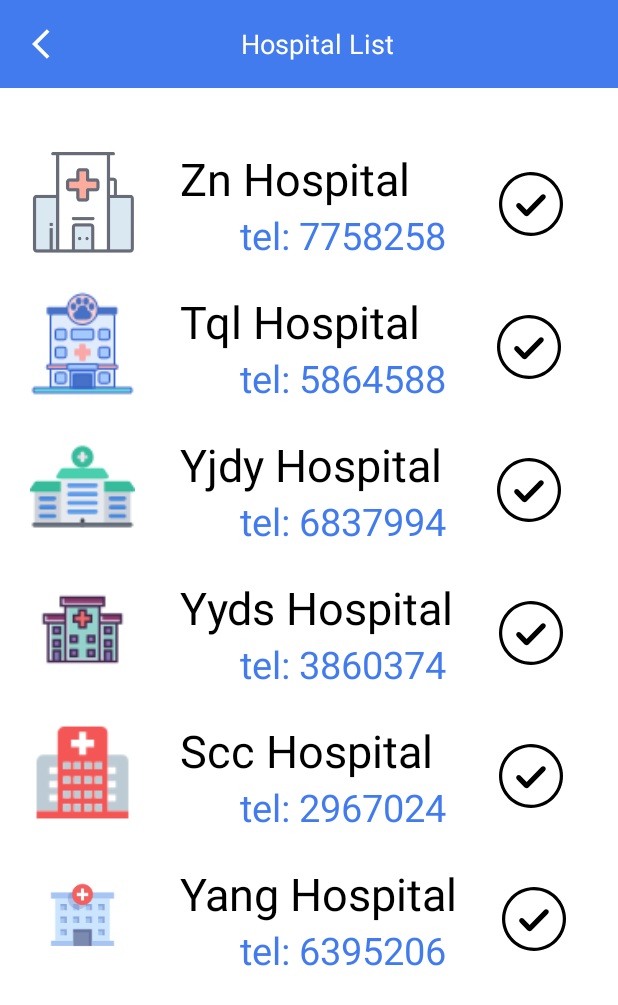
After one commit to loahpotato/welfare_system, an Android app: the HospitalListActivity screen opened directly, with no data from a screen before it, on a phone screen of 412 x 824 dp. The commit adds this screen. Shown: the top 1005 px of the screen. Run offline under Robolectric (Android 15) with nearby library versions, the phone set to English and light mode, and no system bars.

Commit message:
体检预约页新增选择医院功能

```diff
--- a/app/src/main/AndroidManifest.xml
+++ b/app/src/main/AndroidManifest.xml
@@ -12,7 +12,8 @@
         android:roundIcon="@mipmap/ic_launcher_round"
         android:supportsRtl="true"
         android:theme="@style/Theme.WelfareHomesManagementSystem">
-        <activity android:name=".Activity.HomeFunction.HealthCheckActivity"></activity>
+        <activity android:name=".Activity.HomeFunction.HospitalListActivity"></activity>
+        <activity android:name=".Activity.HomeFunction.HealthCheckActivity" />
         <activity android:name=".Activity.MainActivity" />
         <activity android:name=".Activity.LoginActivity">
             <intent-filter>
--- a/app/src/main/java/com/example/welfarehomesmanagementsystem/Activity/HomeFunction/HealthCheckActivity.java
+++ b/app/src/main/java/com/example/welfarehomesmanagementsystem/Activity/HomeFunction/HealthCheckActivity.java
@@ -1,9 +1,13 @@
 package com.example.welfarehomesmanagementsystem.Activity.HomeFunction;
 
+import androidx.annotation.Nullable;
 import androidx.appcompat.app.AppCompatActivity;
 
+import android.app.Activity;
 import android.app.DatePickerDialog;
+import android.content.Intent;
 import android.os.Bundle;
+import android.os.Message;
 import android.view.View;
 import android.widget.Button;
 import android.widget.DatePicker;
@@ -25,7 +29,7 @@ import java.util.Calendar;
 public class HealthCheckActivity extends AppCompatActivity implements DatePickerDialog.OnDateSetListener{
     EditText date,name,age,contact,hospital;
     Button submit;
-    TextView chooseDate;
+    TextView chooseDate,chooseHospital;
     private DbHelper_HealthCheck DB;
     @Override
     protected void onCreate(Bundle savedInstanceState) {
@@ -37,12 +41,31 @@ public class HealthCheckActivity extends AppCompatActivity implements DatePicker
         date = findViewById(R.id.appoint_date);
         age = findViewById(R.id.patients_age);
         contact = findViewById(R.id.contact_number);
-        hospital = findViewById(R.id.hospital_addr);
+        hospital = findViewById(R.id.hospital_name);
         submit = findViewById(R.id.healthcheck_submit);
         DB = new DbHelper_HealthCheck(this);
+        chooseHospital = findViewById(R.id.hospi_select);
+        chooseHospital.setOnClickListener(new View.OnClickListener() {
+            @Override
+            public void onClick(View v) {
+                Intent i = new Intent(HealthCheckActivity.this,HospitalListActivity.class);
+                startActivityForResult(i,1);
+            }
+        });
+
         AddData();
 
     };
+
+    @Override
+    protected void onActivityResult(int requestCode, int resultCode, @Nullable Intent data) {
+        super.onActivityResult(requestCode, resultCode, data);
+        if (requestCode == 1 && resultCode == 3) {
+            String result = data.getStringExtra("result");
+            hospital.setText(result);
+        }
+    }
+
     public void AddData(){
         submit.setOnClickListener(new View.OnClickListener() {
             @Override
--- /dev/null
+++ b/app/src/main/java/com/example/welfarehomesmanagementsystem/Activity/HomeFunction/HospitalListActivity.java
@@ -0,0 +1,82 @@
+package com.example.welfarehomesmanagementsystem.Activity.HomeFunction;
+
+import androidx.appcompat.app.AppCompatActivity;
+
+import android.content.Intent;
+import android.icu.text.CaseMap;
+import android.os.Bundle;
+import android.text.Layout;
+import android.view.View;
+import android.widget.EditText;
+import android.widget.ImageButton;
+import android.widget.TextView;
+
+import com.example.welfarehomesmanagementsystem.R;
+import com.example.welfarehomesmanagementsystem.widget.TitleLayout;
+
+public class HospitalListActivity extends AppCompatActivity implements View.OnClickListener {
+    ImageButton ib1,ib2,ib3,ib4,ib5,ib6;
+    TextView tv1,tv2,tv3,tv4,tv5,tv6;
+    EditText et;
+    String message;
+    @Override
+    protected void onCreate(Bundle savedInstanceState) {
+        super.onCreate(savedInstanceState);
+        setContentView(R.layout.activity_hospital_list);
+
+        TitleLayout t = findViewById(R.id.hospital_list_title);
+        t.setT(R.string.hospital_list);
+        ib1 = findViewById(R.id.hospital1_btn);
+        ib2 = findViewById(R.id.hospital2_btn);
+        ib3 = findViewById(R.id.hospital3_btn);
+        ib4 = findViewById(R.id.hospital4_btn);
+        ib5 = findViewById(R.id.hospital5_btn);
+        ib6 = findViewById(R.id.hospital6_btn);
+
+        tv1 = findViewById(R.id.hospital1_tel);
+        tv2 = findViewById(R.id.hospital2_tel);
+        tv3 = findViewById(R.id.hospital3_tel);
+        tv4 = findViewById(R.id.hospital4_tel);
+        tv5 = findViewById(R.id.hospital5_tel);
+        tv6 = findViewById(R.id.hospital6_tel);
+
+        et = findViewById(R.id.hospital_name);
+
+        ib1.setOnClickListener(this);
+        ib2.setOnClickListener(this);
+        ib3.setOnClickListener(this);
+        ib4.setOnClickListener(this);
+        ib5.setOnClickListener(this);
+        ib6.setOnClickListener(this);
+
+
+    }
+
+    @Override
+    public void onClick(View v) {
+        switch (v.getId()){
+            case R.id.hospital1_btn:
+                message = "Zn hospital";
+                break;
+            case R.id.hospital2_btn:
+                message="Tql hospital";
+                break;
+            case R.id.hospital3_btn:
+                message="Yjdy hospital";
+                break;
+            case R.id.hospital4_btn:
+                message="Yzdy hospital";
+                break;
+            case R.id.hospital5_btn:
+                message="Scc hospital";
+                break;
+            case R.id.hospital6_btn:
+                message="Yang hospital";
+                break;
+        }
+        Intent i = new Intent();
+        i.putExtra("result",message);
+        setResult(3,i);
+        finish();
+    }
+}
--- a/app/src/main/res/layout/activity_health_check.xml
+++ b/app/src/main/res/layout/activity_health_check.xml
@@ -167,7 +167,7 @@
         android:layout_height="wrap_content"
         android:orientation="horizontal">
         <EditText
-            android:id="@+id/hospital_addr"
+            android:id="@+id/hospital_name"
             android:layout_marginStart="15dp"
             android:layout_width="290dp"
             android:layout_height="wrap_content"
@@ -179,7 +179,7 @@
             android:text="Select"
             android:textColor="@color/blue"
             android:textSize="20dp"
-            android:id="@+id/tv_select"
+            android:id="@+id/hospi_select"
             android:layout_marginStart="30dp"></TextView>
     </LinearLayout>
 
--- /dev/null
+++ b/app/src/main/res/layout/activity_hospital_list.xml
@@ -0,0 +1,264 @@
+<?xml version="1.0" encoding="utf-8"?>
+<LinearLayout xmlns:android="http://schemas.android.com/apk/res/android"
+    xmlns:app="http://schemas.android.com/apk/res-auto"
+    xmlns:tools="http://schemas.android.com/tools"
+    android:orientation="vertical"
+    android:layout_width="match_parent"
+    android:layout_height="match_parent"
+    tools:context=".Activity.HomeFunction.HospitalListActivity">
+    <com.example.welfarehomesmanagementsystem.widget.TitleLayout
+        android:id="@+id/hospital_list_title"
+        android:layout_width="match_parent"
+        android:layout_height="wrap_content"/>
+
+    <LinearLayout
+        android:padding="20dp"
+        android:layout_width="match_parent"
+        android:layout_height="match_parent"
+        android:orientation="vertical">
+
+        <LinearLayout
+            android:layout_marginTop="20dp"
+            android:layout_width="match_parent"
+            android:layout_height="wrap_content"
+            android:orientation="horizontal"
+            android:layout_marginBottom="20dp">
+            <ImageView
+                android:layout_width="70dp"
+                android:layout_height="70dp"
+                android:src="@mipmap/hospital1"></ImageView>
+            <LinearLayout
+                android:layout_width="wrap_content"
+                android:layout_height="wrap_content"
+                android:orientation="vertical"
+                android:layout_marginStart="30dp"
+                android:layout_marginEnd="20dp">
+                <TextView
+                    android:layout_width="wrap_content"
+                    android:layout_height="wrap_content"
+                    android:text="Zn Hospital"
+                    android:textSize="30dp"
+                    android:textColor="@color/black"></TextView>
+                <TextView
+                    android:layout_marginStart="40dp"
+                    android:layout_width="wrap_content"
+                    android:layout_height="wrap_content"
+                    android:text="tel: 7758258"
+                    android:textSize="25dp"
+                    android:textColor="@color/blue"
+                    android:id="@+id/hospital1_tel">
+                </TextView>
+            </LinearLayout>
+            <ImageButton
+                android:id="@+id/hospital1_btn"
+                android:layout_marginStart="15dp"
+                android:background="@color/white"
+                android:layout_width="wrap_content"
+                android:layout_height="wrap_content"
+                android:src="@mipmap/select"
+                android:layout_gravity="center"></ImageButton>
+        </LinearLayout>
+        <LinearLayout
+            android:layout_width="match_parent"
+            android:layout_height="wrap_content"
+            android:orientation="horizontal"
+            android:layout_marginBottom="20dp">
+            <ImageView
+                android:layout_width="70dp"
+                android:layout_height="70dp"
+                android:src="@mipmap/hospital2"></ImageView>
+            <LinearLayout
+                android:layout_width="wrap_content"
+                android:layout_height="wrap_content"
+                android:orientation="vertical"
+                android:layout_marginStart="30dp"
+                android:layout_marginEnd="20dp">
+                <TextView
+                    android:layout_width="wrap_content"
+                    android:layout_height="wrap_content"
+                    android:text="Tql Hospital"
+                    android:textSize="30dp"
+                    android:textColor="@color/black"></TextView>
+                <TextView
+                    android:layout_marginStart="40dp"
+                    android:layout_width="wrap_content"
+                    android:layout_height="wrap_content"
+                    android:text="tel: 5864588"
+                    android:textSize="25dp"
+                    android:textColor="@color/blue"
+                    android:id="@+id/hospital2_tel">
+                </TextView>
+            </LinearLayout>
+            <ImageButton
+                android:id="@+id/hospital2_btn"
+                android:layout_marginStart="14dp"
+                android:background="@color/white"
+                android:layout_width="wrap_content"
+                android:layout_height="wrap_content"
+                android:src="@mipmap/select"
+                android:layout_gravity="center"></ImageButton>
+        </LinearLayout>
+        <LinearLayout
+            android:layout_width="match_parent"
+            android:layout_height="wrap_content"
+            android:orientation="horizontal"
+            android:layout_marginBottom="20dp">
+            <ImageView
+                android:layout_width="70dp"
+                android:layout_height="70dp"
+                android:src="@mipmap/hospital3"></ImageView>
+            <LinearLayout
+                android:layout_width="wrap_content"
+                android:layout_height="wrap_content"
+                android:orientation="vertical"
+                android:layout_marginStart="30dp"
+                android:layout_marginEnd="20dp">
+                <TextView
+                    android:layout_width="wrap_content"
+                    android:layout_height="wrap_content"
+                    android:text="Yjdy Hospital"
+                    android:textSize="30dp"
+                    android:textColor="@color/black"></TextView>
+                <TextView
+                    android:layout_marginStart="40dp"
+                    android:layout_width="wrap_content"
+                    android:layout_height="wrap_content"
+                    android:text="tel: 6837994"
+                    android:textSize="25dp"
+                    android:textColor="@color/blue"
+                    android:id="@+id/hospital3_tel">
+                </TextView>
+            </LinearLayout>
+            <ImageButton
+                android:id="@+id/hospital3_btn"
+                android:layout_marginStart="14dp"
+                android:background="@color/white"
+                android:layout_width="wrap_content"
+                android:layout_height="wrap_content"
+                android:src="@mipmap/select"
+                android:layout_gravity="center"></ImageButton>
+        </LinearLayout>
+        <LinearLayout
+            android:layout_width="match_parent"
+            android:layout_height="wrap_content"
+            android:orientation="horizontal"
+            android:layout_marginBottom="20dp">
+            <ImageView
+                android:layout_width="70dp"
+                android:layout_height="70dp"
+                android:src="@mipmap/hospital4"></ImageView>
+            <LinearLayout
+                android:layout_width="wrap_content"
+                android:layout_height="wrap_content"
+                android:orientation="vertical"
+                android:layout_marginStart="30dp"
+                android:layout_marginEnd="20dp">
+                <TextView
+                    android:layout_width="wrap_content"
+                    android:layout_height="wrap_content"
+                    android:text="Yyds Hospital"
+                    android:textSize="30dp"
+                    android:textColor="@color/black"></TextView>
+                <TextView
+                    android:layout_marginStart="40dp"
+                    android:layout_width="wrap_content"
+                    android:layout_height="wrap_content"
+                    android:text="tel: 3860374"
+                    android:textSize="25dp"
+                    android:textColor="@color/blue"
+                    android:id="@+id/hospital4_tel">
+                </TextView>
+            </LinearLayout>
+            <ImageButton
+                android:id="@+id/hospital4_btn"
+                android:layout_marginStart="10dp"
+                android:background="@color/white"
+                android:layout_width="wrap_content"
+                android:layout_height="wrap_content"
+                android:src="@mipmap/select"
+                android:layout_gravity="center"></ImageButton>
+        </LinearLayout>
+        <LinearLayout
+            android:layout_width="match_parent"
+            android:layout_height="wrap_content"
+            android:orientation="horizontal"
+            android:layout_marginBottom="20dp">
+            <ImageView
+                android:layout_width="70dp"
+                android:layout_height="70dp"
+                android:src="@mipmap/hospital5"></ImageView>
+            <LinearLayout
+                android:layout_width="wrap_content"
+                android:layout_height="wrap_content"
+                android:orientation="vertical"
+                android:layout_marginStart="30dp"
+                android:layout_marginEnd="20dp">
+                <TextView
+                    android:layout_width="wrap_content"
+                    android:layout_height="wrap_content"
+                    android:text="Scc Hospital"
+                    android:textSize="30dp"
+                    android:textColor="@color/black"></TextView>
+                <TextView
+                    android:layout_marginStart="40dp"
+                    android:layout_width="wrap_content"
+                    android:layout_height="wrap_content"
+                    android:text="tel: 2967024"
+                    android:textSize="25dp"
+                    android:textColor="@color/blue"
+                    android:id="@+id/hospital5_tel">
+                </TextView>
+            </LinearLayout>
+            <ImageButton
+                android:id="@+id/hospital5_btn"
+                android:layout_marginStart="15dp"
+                android:background="@color/white"
+                android:layout_width="wrap_content"
+                android:layout_height="wrap_content"
+                android:src="@mipmap/select"
+                android:layout_gravity="center"></ImageButton>
+        </LinearLayout>
+        <LinearLayout
+            android:layout_width="match_parent"
+            android:layout_height="wrap_content"
+            android:orientation="horizontal"
+            android:layout_marginBottom="20dp">
+            <ImageView
+                android:layout_width="70dp"
+                android:layout_height="70dp"
+                android:src="@mipmap/hospital6"></ImageView>
+            <LinearLayout
+                android:layout_width="wrap_content"
+                android:layout_height="wrap_content"
+                android:orientation="vertical"
+                android:layout_marginStart="30dp"
+                android:layout_marginEnd="20dp">
+                <TextView
+                    android:layout_width="wrap_content"
+                    android:layout_height="wrap_content"
+                    android:text="Yang Hospital"
+                    android:textSize="30dp"
+                    android:textColor="@color/black"></TextView>
+                <TextView
+                    android:layout_marginStart="40dp"
+                    android:layout_width="wrap_content"
+                    android:layout_height="wrap_content"
+                    android:text="tel: 6395206"
+                    android:textSize="25dp"
+                    android:textColor="@color/blue"
+                    android:id="@+id/hospital6_tel">
+                </TextView>
+            </LinearLayout>
+            <ImageButton
+                android:id="@+id/hospital6_btn"
+                android:layout_marginStart="9dp"
+                android:background="@color/white"
+                android:layout_width="wrap_content"
+                android:layout_height="wrap_content"
+                android:src="@mipmap/select"
+                android:layout_gravity="center"></ImageButton>
+        </LinearLayout>
+
+    </LinearLayout>
+
+</LinearLayout>
--- a/app/src/main/res/values/strings.xml
+++ b/app/src/main/res/values/strings.xml
@@ -8,4 +8,5 @@
     <string name="profile">Profile</string>
     <string name="sign_up">Add new account</string>
     <string name="healthcheck">Health Check Appointment</string>
+    <string name="hospital_list">Hospital List</string>
 </resources>
```
Also changed, not shown: app/src/main/res/mipmap-hdpi/hospital1.png (added), app/src/main/res/mipmap-hdpi/hospital2.png (added), app/src/main/res/mipmap-hdpi/hospital3.png (added), app/src/main/res/mipmap-hdpi/hospital4.png (added), app/src/main/res/mipmap-hdpi/hospital5.png (added), app/src/main/res/mipmap-hdpi/hospital6.png (added), app/src/main/res/mipmap-hdpi/select.png (added).
